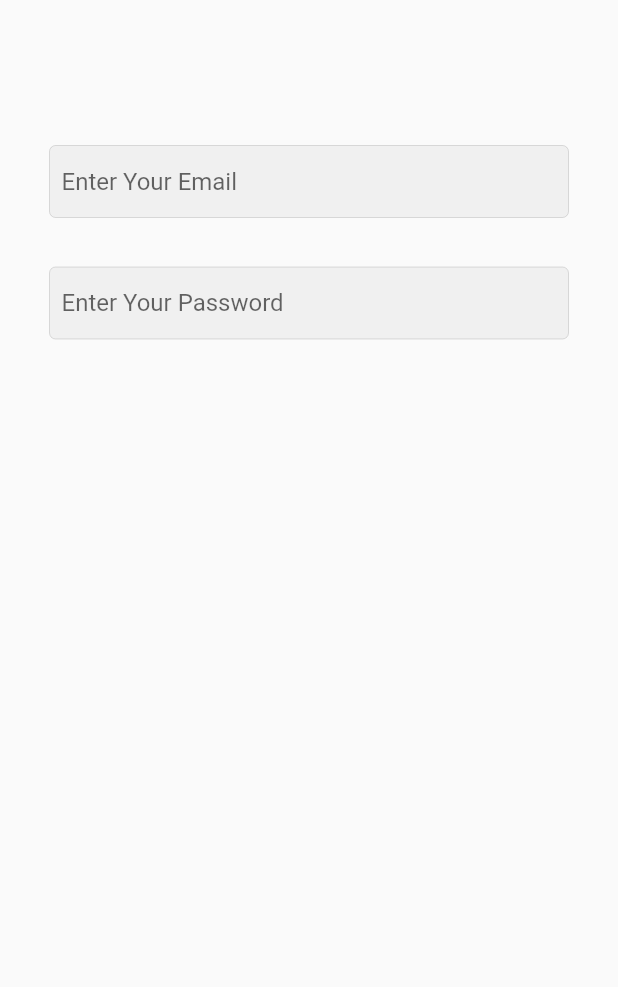
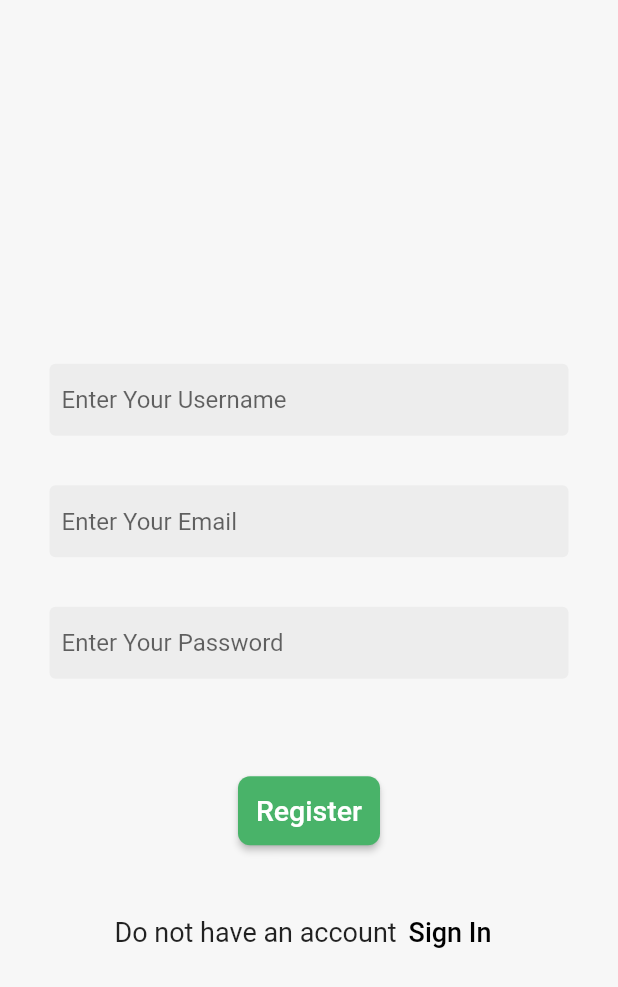
Before and after one commit to Abd0Khalifa/flutter_e_commerce_app, a Flutter app: the screen it shows after launch, on a phone screen of 412 x 824 dp. Shown: the top 987 px of the screen. Run offline on Flutter 3.47's test engine with Material 2 defaults, Android fonts, the phone set to English and light mode, and no system bars.

Commit message:
Abdulrahman Khalifa Register page & some constants

```diff
--- a/lib/main.dart
+++ b/lib/main.dart
@@ -1,6 +1,7 @@
 import 'package:flutter/material.dart';
 
 import 'pages/login.dart';
+import 'pages/register.dart';
 
 void main() {
   runApp(const MyApp());
@@ -14,7 +15,7 @@ class MyApp extends StatelessWidget {
   Widget build(BuildContext context) {
     return const MaterialApp(
       debugShowCheckedModeBanner: false,
-      home: Login(),
+      home: Register(),
     );
   }
 }
--- a/lib/pages/login.dart
+++ b/lib/pages/login.dart
@@ -1,37 +1,78 @@
-// ignore_for_file: prefer_const_literals_to_create_immutables, prefer_const_constructors
+// ignore_for_file: prefer_const_constructors
 
 import 'package:flutter/material.dart';
+import 'package:flutter_e_commerce_app/pages/register.dart';
 
-import '../shared/custom_textfield.dart';
+import '../shared/colors.dart';
+import '../shared/constanats.dart';
 
 class Login extends StatelessWidget {
   const Login({super.key});
 
   @override
   Widget build(BuildContext context) {
-    return Scaffold(
+    return SafeArea(
+      child: Scaffold(
+        backgroundColor: Color.fromARGB(255, 247, 247, 247),
         body: Center(
           child: Padding(
             padding: const EdgeInsets.all(33.0),
             child: Column(
+              mainAxisAlignment: MainAxisAlignment.center,
               children: [
                 const SizedBox(
                   height: 64,
                 ),
-              MyTextField(
-                textInputType: TextInputType.emailAddress,
-                isPassword: false,
-                hinttext: "Enter Your Email",
+                TextField(
+                    keyboardType: TextInputType.emailAddress,
+                    obscureText: false,
+                    decoration: Abdo.copyWith(hintText: "Enter Your Email")),
+                const SizedBox(
+                  height: 33,
+                ),
+                TextField(
+                    keyboardType: TextInputType.text,
+                    obscureText: true,
+                    decoration: Abdo.copyWith(hintText: "Enter Your Password")),
+                const SizedBox(
+                  height: 64,
+                ),
+                ElevatedButton(
+                  onPressed: () {},
+                  style: ButtonStyle(
+                    backgroundColor: MaterialStateProperty.all(BTNgreen),
+                    padding: MaterialStateProperty.all(EdgeInsets.all(12)),
+                    shape: MaterialStateProperty.all(RoundedRectangleBorder(
+                        borderRadius: BorderRadius.circular(8))),
+                  ),
+                  child: Text(
+                    "Sign In",
+                    style: TextStyle(fontSize: 19),
+                  ),
                 ),
                 const SizedBox(
                   height: 33,
                 ),
-              MyTextField(
-                textInputType: TextInputType.text,
-                isPassword: true,
-                hinttext: "Enter Your Password",
+                Row(
+                  mainAxisAlignment: MainAxisAlignment.center,
+                  children: [
+                    Text("Do not have an account",
+                        style: TextStyle(fontSize: 18)),
+                    TextButton(
+                        onPressed: () {
+                          Navigator.pushReplacement(
+                                context,
+                                MaterialPageRoute(
+                                    builder: (context) => Register()));
+                        },
+                        child: Text(
+                          'Sign Up',
+                          style: TextStyle(color: Colors.black, fontSize: 18),
+                        ))
+                  ],
+                )
+              ],
             ),
-            ],
           ),
         ),
       ),
--- /dev/null
+++ b/lib/pages/register.dart
@@ -0,0 +1,92 @@
+// ignore_for_file: prefer_const_constructors
+
+import 'package:flutter/material.dart';
+import 'package:flutter_e_commerce_app/pages/login.dart';
+
+import '../shared/colors.dart';
+import '../shared/constanats.dart';
+
+class Register extends StatelessWidget {
+  const Register({super.key});
+
+  @override
+  Widget build(BuildContext context) {
+    return SafeArea(
+      child: Scaffold(
+        backgroundColor: Color.fromARGB(255, 247, 247, 247),
+        body: Center(
+          child: Padding(
+            padding: const EdgeInsets.all(33.0),
+            child: SingleChildScrollView(
+              child: Column(
+                mainAxisAlignment: MainAxisAlignment.center,
+                children: [
+                  const SizedBox(
+                    height: 64,
+                  ),
+                  TextField(
+                      keyboardType: TextInputType.text,
+                      obscureText: false,
+                      decoration:
+                          Abdo.copyWith(hintText: "Enter Your Username")),
+                  const SizedBox(
+                    height: 33,
+                  ),
+                  TextField(
+                      keyboardType: TextInputType.emailAddress,
+                      obscureText: false,
+                      decoration: Abdo.copyWith(hintText: "Enter Your Email")),
+                  const SizedBox(
+                    height: 33,
+                  ),
+                  TextField(
+                      keyboardType: TextInputType.text,
+                      obscureText: true,
+                      decoration:
+                          Abdo.copyWith(hintText: "Enter Your Password")),
+                  const SizedBox(
+                    height: 64,
+                  ),
+                  ElevatedButton(
+                    onPressed: () {},
+                    style: ButtonStyle(
+                      backgroundColor: MaterialStateProperty.all(BTNgreen),
+                      padding: MaterialStateProperty.all(EdgeInsets.all(12)),
+                      shape: MaterialStateProperty.all(RoundedRectangleBorder(
+                          borderRadius: BorderRadius.circular(8))),
+                    ),
+                    child: Text(
+                      "Register",
+                      style: TextStyle(fontSize: 19),
+                    ),
+                  ),
+                  const SizedBox(
+                    height: 33,
+                  ),
+                  Row(
+                    mainAxisAlignment: MainAxisAlignment.center,
+                    children: [
+                      Text("Do not have an account",
+                          style: TextStyle(fontSize: 18)),
+                      TextButton(
+                          onPressed: () {
+                            Navigator.pushReplacement(
+                                context,
+                                MaterialPageRoute(
+                                    builder: (context) => Login()));
+                          },
+                          child: Text(
+                            'Sign In',
+                            style: TextStyle(color: Colors.black, fontSize: 18),
+                          ))
+                    ],
+                  )
+                ],
+              ),
+            ),
+          ),
+        ),
+      ),
+    );
+  }
+}
--- /dev/null
+++ b/lib/shared/colors.dart
@@ -0,0 +1,5 @@
+import 'package:flutter/material.dart';
+
+ const BTNpink = Color.fromARGB(255, 241, 39, 100);
+ const BTNgreen = Color.fromARGB(255, 73, 179, 105);
+ const appbarGreen = Color.fromARGB(255, 76, 141, 95);
--- /dev/null
+++ b/lib/shared/constanats.dart
@@ -0,0 +1,15 @@
+import 'package:flutter/material.dart';
+
+const Abdo = InputDecoration(
+
+  enabledBorder: OutlineInputBorder(
+    borderSide: BorderSide.none,
+  ),
+  focusedBorder: OutlineInputBorder(
+    borderSide: BorderSide(
+      color: Colors.grey,
+    ),
+  ),
+  filled: true,
+  contentPadding: EdgeInsets.all(8),
+);
--- a/lib/shared/custom_textfield.dart
+++ /dev/null
@@ -1,37 +0,0 @@
-// ignore_for_file: prefer_const_constructors
-
-import 'package:flutter/material.dart';
-
-class MyTextField extends StatelessWidget {
-  final TextInputType textInputType;
-  final bool isPassword;
-  final String hinttext;
-
-  const MyTextField({
-    super.key,
-    required this.textInputType,
-    required this.isPassword,
-    required this.hinttext,
-  });
-
-  @override
-  Widget build(BuildContext context) {
-    return TextField(
-        keyboardType: textInputType,
-        obscureText: isPassword,
-        decoration: InputDecoration(
-          hintText: hinttext,
-          // To delete borders
-          enabledBorder: OutlineInputBorder(
-            borderSide: Divider.createBorderSide(context),
-          ),
-          focusedBorder: OutlineInputBorder(
-            borderSide: BorderSide(
-              color: Colors.grey,
-            ),
-          ),
-          filled: true,
-          contentPadding: const EdgeInsets.all(8),
-        ));
-  }
-}
```
Lines whose indentation alone changed are shown as unchanged.
